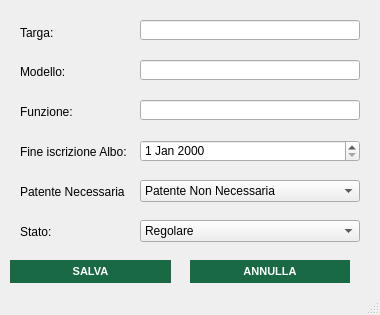
Above: src/main/gui/modifica_mezzo.ui from OT-Rax/AnconAmbiente before the change. Below: the same form after it.
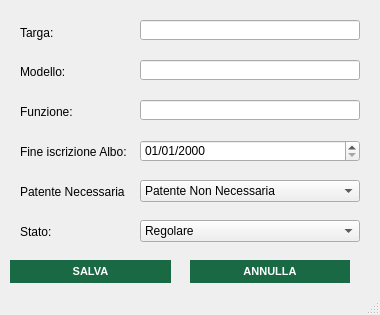
That is the form after the change. Icons and pictures are not drawn.

The edit to the form file:
```diff
--- a/src/main/gui/modifica_mezzo.ui
+++ b/src/main/gui/modifica_mezzo.ui
@@ -169,6 +169,9 @@
       <height>22</height>
      </rect>
     </property>
+    <property name="displayFormat">
+     <string>MM/dd/yyyy</string>
+    </property>
    </widget>
    <widget class="QPushButton" name="salva_button">
     <property name="geometry">
```
